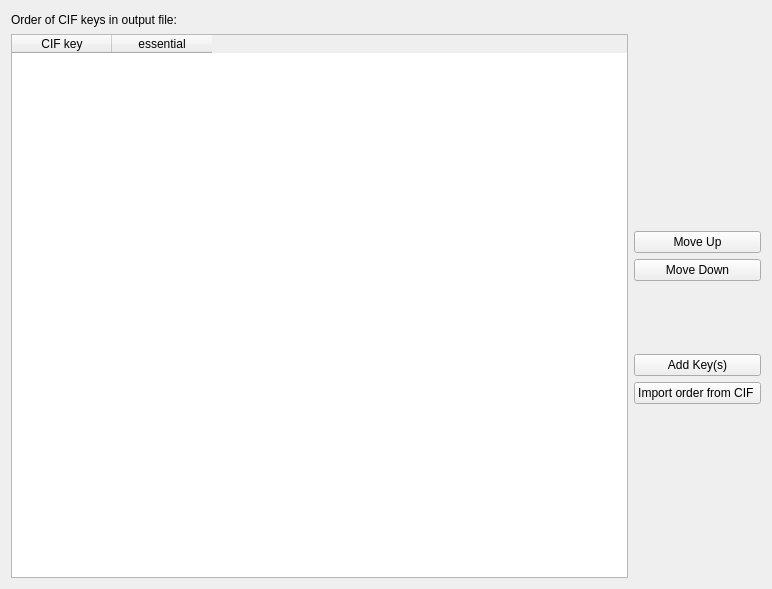
Qt form finalcif/cif_order/order_ui.ui (dkratzert/FinalCif) before a commit.
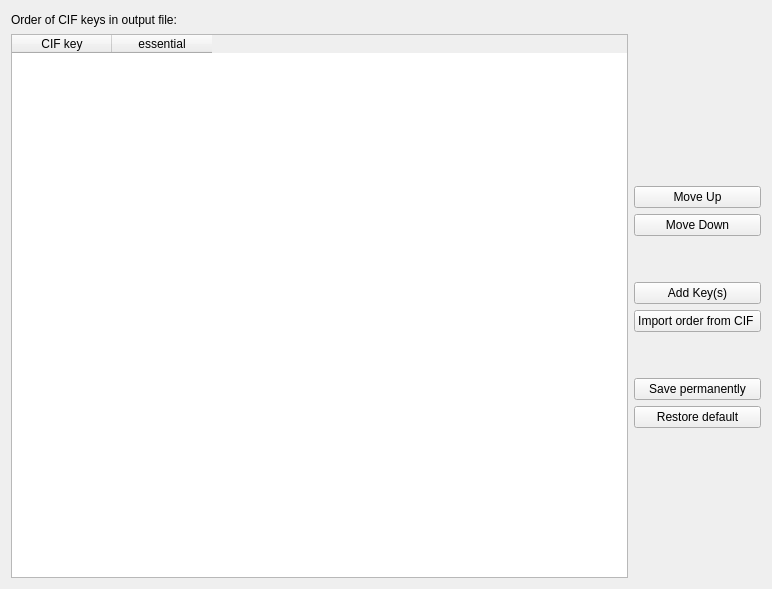
The same form after that commit.

Diff of the .ui file:
```diff
--- a/finalcif/cif_order/order_ui.ui
+++ b/finalcif/cif_order/order_ui.ui
@@ -76,6 +76,33 @@
        </property>
       </widget>
      </item>
+     <item>
+      <spacer name="verticalSpacer_5">
+       <property name="orientation">
+        <enum>Qt::Vertical</enum>
+       </property>
+       <property name="sizeHint" stdset="0">
+        <size>
+         <width>20</width>
+         <height>40</height>
+        </size>
+       </property>
+      </spacer>
+     </item>
+     <item>
+      <widget class="QPushButton" name="pushButton">
+       <property name="text">
+        <string>Save permanently</string>
+       </property>
+      </widget>
+     </item>
+     <item>
+      <widget class="QPushButton" name="pushButton_2">
+       <property name="text">
+        <string>Restore default</string>
+       </property>
+      </widget>
+     </item>
     </layout>
    </item>
    <item row="1" column="0">
```
Left out of the diff: 15 changed lines with no effect on the pictures.
